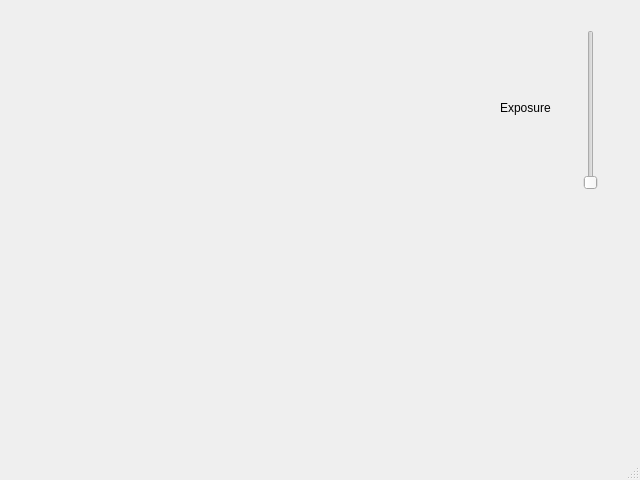
Above: ulc_mm_package/QtGUI/liveview.ui from czbiohub-sf/ulc-malaria-scope before the change. Below: the same form after it.
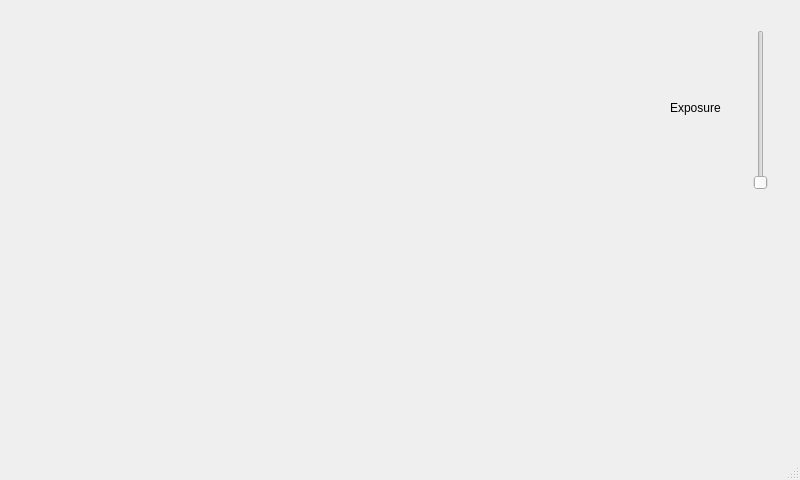
That is the form after the change.

Patch:
```diff
--- a/ulc_mm_package/QtGUI/liveview.ui
+++ b/ulc_mm_package/QtGUI/liveview.ui
@@ -6,7 +6,7 @@
    <rect>
     <x>0</x>
     <y>0</y>
-    <width>640</width>
+    <width>800</width>
     <height>480</height>
    </rect>
   </property>
@@ -19,8 +19,8 @@
      <rect>
       <x>10</x>
       <y>30</y>
-      <width>325</width>
-      <height>260</height>
+      <width>480</width>
+      <height>360</height>
      </rect>
     </property>
     <property name="text">
@@ -30,7 +30,7 @@
    <widget class="QLabel" name="label">
     <property name="geometry">
      <rect>
-      <x>500</x>
+      <x>670</x>
       <y>100</y>
       <width>60</width>
       <height>16</height>
@@ -43,7 +43,7 @@
    <widget class="QSlider" name="verticalSlider">
     <property name="geometry">
      <rect>
-      <x>580</x>
+      <x>750</x>
       <y>30</y>
       <width>22</width>
       <height>160</height>
```
